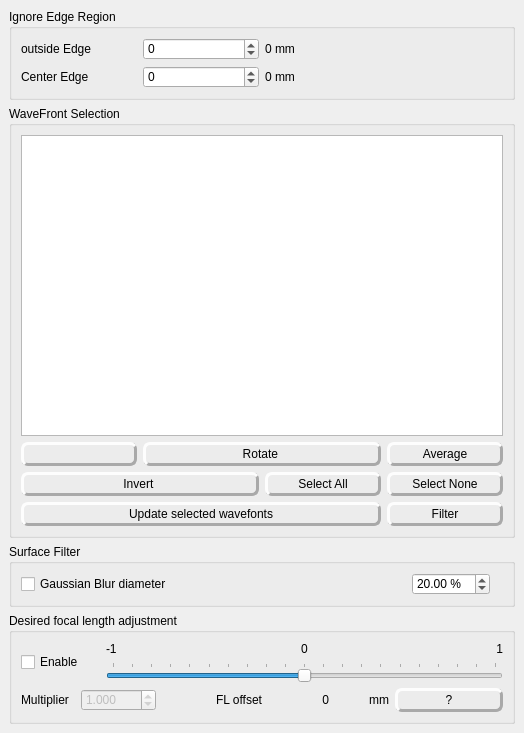
Qt form surfaceanalysistools.ui (githubdoe/DFTFringe) before a commit.
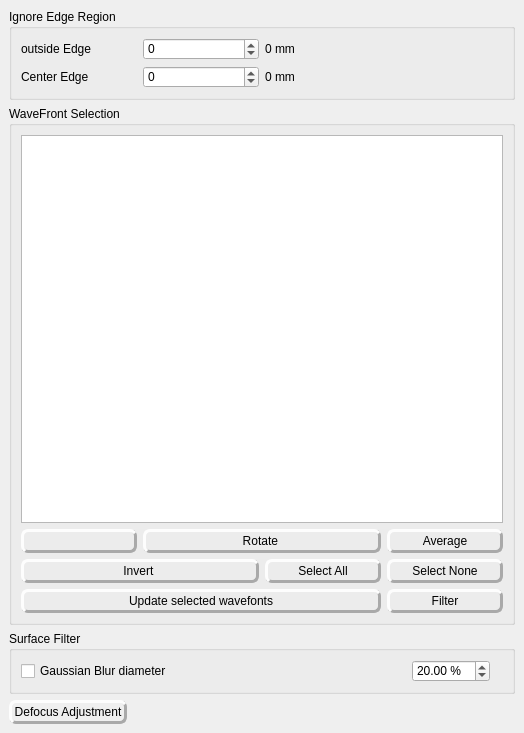
The same form after that commit. Icons and pictures are not drawn.

What changed in the file:
```diff
--- a/surfaceanalysistools.ui
+++ b/surfaceanalysistools.ui
@@ -19,7 +19,7 @@
   <property name="minimumSize">
    <size>
     <width>524</width>
-    <height>400</height>
+    <height>497</height>
    </size>
   </property>
   <property name="windowTitle">
@@ -321,185 +321,28 @@
      </widget>
     </item>
     <item>
-     <widget class="QGroupBox" name="groupBox_5">
-      <property name="sizePolicy">
-       <sizepolicy hsizetype="Ignored" vsizetype="Preferred">
-        <horstretch>0</horstretch>
-        <verstretch>0</verstretch>
-       </sizepolicy>
-      </property>
-      <property name="toolTip">
-       <string>&lt;html&gt;&lt;head/&gt;&lt;body&gt;&lt;p&gt;Used by mirror makers to simulate what a small difference in focal length will do to the error.  Make sure Zernike term for defocus is not checked before using this.&lt;/p&gt;&lt;/body&gt;&lt;/html&gt;</string>
-      </property>
-      <property name="title">
-       <string>Desired focal length adjustment</string>
-      </property>
-      <layout class="QVBoxLayout" name="verticalLayout_4">
-       <item>
-        <layout class="QHBoxLayout" name="horizontalLayout_7" stretch="1,5">
-         <item>
-          <widget class="QCheckBox" name="checkBox">
-           <property name="toolTip">
-            <string>Add manual defocus value to the calculated defocus value.</string>
-           </property>
-           <property name="text">
-            <string>Enable</string>
-           </property>
-          </widget>
-         </item>
-         <item>
-          <layout class="QVBoxLayout" name="verticalLayout_3">
-           <item>
-            <layout class="QHBoxLayout" name="horizontalLayout_6">
-             <item>
-              <widget class="QLabel" name="label_3">
-               <property name="text">
-                <string>-1</string>
-               </property>
-               <property name="alignment">
-                <set>Qt::AlignBottom|Qt::AlignLeading|Qt::AlignLeft</set>
-               </property>
-              </widget>
-             </item>
-             <item>
-              <widget class="QLabel" name="label_5">
-               <property name="text">
-                <string>0</string>
-               </property>
-               <property name="alignment">
-                <set>Qt::AlignBottom|Qt::AlignHCenter</set>
-               </property>
-              </widget>
-             </item>
-             <item>
-              <widget class="QLabel" name="label_6">
-               <property name="text">
-                <string>1</string>
-               </property>
-               <property name="alignment">
-                <set>Qt::AlignBottom|Qt::AlignRight|Qt::AlignTrailing</set>
-               </property>
-              </widget>
-             </item>
-            </layout>
-           </item>
-           <item>
-            <widget class="QSlider" name="rocPercent">
-             <property name="sizePolicy">
-              <sizepolicy hsizetype="Ignored" vsizetype="Fixed">
-               <horstretch>0</horstretch>
-               <verstretch>0</verstretch>
-              </sizepolicy>
-             </property>
-             <property name="minimum">
-              <number>-100</number>
-             </property>
-             <property name="maximum">
-              <number>100</number>
-             </property>
-             <property name="orientation">
-              <enum>Qt::Horizontal</enum>
-             </property>
-             <property name="tickPosition">
-              <enum>QSlider::TicksAbove</enum>
-             </property>
-             <property name="tickInterval">
-              <number>10</number>
-             </property>
-            </widget>
-           </item>
-          </layout>
-         </item>
-        </layout>
-       </item>
-       <item>
-        <layout class="QHBoxLayout" name="horizontalLayout_8" stretch="1,1,1,1,1,1,2">
-         <item>
-          <widget class="QLabel" name="label_7">
-           <property name="text">
-            <string>Multiplier</string>
-           </property>
-          </widget>
-         </item>
-         <item>
-          <widget class="QDoubleSpinBox" name="multiplierwaves">
-           <property name="enabled">
-            <bool>false</bool>
-           </property>
-           <property name="decimals">
-            <number>3</number>
-           </property>
-           <property name="minimum">
-            <double>-100.000000000000000</double>
-           </property>
-           <property name="maximum">
-            <double>100.000000000000000</double>
-           </property>
-           <property name="singleStep">
-            <double>0.100000000000000</double>
-           </property>
-           <property name="value">
-            <double>1.000000000000000</double>
-           </property>
-          </widget>
-         </item>
-         <item>
-          <spacer name="horizontalSpacer">
-           <property name="orientation">
-            <enum>Qt::Horizontal</enum>
-           </property>
-           <property name="sizeHint" stdset="0">
-            <size>
-             <width>40</width>
-             <height>20</height>
-            </size>
-           </property>
-          </spacer>
-         </item>
-         <item>
-          <widget class="QLabel" name="label_8">
-           <property name="text">
-            <string>FL offset</string>
-           </property>
-          </widget>
-         </item>
-         <item>
-          <widget class="QLabel" name="defocusNm">
-           <property name="toolTip">
-            <string>Defocus in mm</string>
-           </property>
-           <property name="text">
-            <string>0</string>
-           </property>
-           <property name="alignment">
-            <set>Qt::AlignRight|Qt::AlignTrailing|Qt::AlignVCenter</set>
-           </property>
-          </widget>
-         </item>
-         <item>
-          <widget class="QLabel" name="label_4">
-           <property name="toolTip">
-            <string>&lt;html&gt;&lt;head/&gt;&lt;body&gt;&lt;p&gt;defocus in mm &lt;span style=&quot; color:#008000;&quot;&gt;From&lt;/span&gt;&lt;span style=&quot; color:#c0c0c0;&quot;/&gt;&lt;span style=&quot; color:#008000;&quot;&gt;Suiter&lt;/span&gt;&lt;span style=&quot; color:#c0c0c0;&quot;/&gt;&lt;span style=&quot; color:#008000;&quot;&gt;appendix&lt;/span&gt;&lt;span style=&quot; color:#c0c0c0;&quot;/&gt;&lt;span style=&quot; color:#008000;&quot;&gt;E&lt;/span&gt;&lt;span style=&quot; color:#c0c0c0;&quot;/&gt;&lt;span style=&quot; color:#008000;&quot;&gt;mm&lt;/span&gt;&lt;span style=&quot; color:#c0c0c0;&quot;/&gt;&lt;span style=&quot; color:#008000;&quot;&gt;=&lt;/span&gt;&lt;span style=&quot; color:#c0c0c0;&quot;/&gt;&lt;span style=&quot; color:#008000;&quot;&gt;F^2&lt;/span&gt;&lt;span style=&quot; color:#c0c0c0;&quot;/&gt;&lt;span style=&quot; color:#008000;&quot;&gt;*&lt;/span&gt;&lt;span style=&quot; color:#c0c0c0;&quot;/&gt;&lt;span style=&quot; color:#008000;&quot;&gt;8&lt;/span&gt;&lt;span style=&quot; color:#c0c0c0;&quot;/&gt;&lt;span style=&quot; color:#008000;&quot;&gt;*&lt;/span&gt;&lt;span style=&quot; color:#c0c0c0;&quot;/&gt;&lt;span style=&quot; color:#008000;&quot;&gt;waves&lt;/span&gt;&lt;span style=&quot; color:#c0c0c0;&quot;/&gt;&lt;span style=&quot; color:#008000;&quot;&gt;*&lt;/span&gt;&lt;span style=&quot; color:#c0c0c0;&quot;/&gt;&lt;span style=&quot; color:#008000;&quot;&gt;wavelength&lt;/span&gt;&lt;/p&gt;&lt;/body&gt;&lt;/html&gt;</string>
-           </property>
-           <property name="text">
-            <string>mm</string>
-           </property>
-           <property name="alignment">
-            <set>Qt::AlignRight|Qt::AlignTrailing|Qt::AlignVCenter</set>
-           </property>
-          </widget>
-         </item>
-         <item>
-          <widget class="QPushButton" name="rocHelp">
-           <property name="text">
-            <string>  ?  </string>
-           </property>
-          </widget>
-         </item>
-        </layout>
-       </item>
-      </layout>
-     </widget>
+     <layout class="QHBoxLayout" name="horizontalLayout_6">
+      <item>
+       <widget class="QPushButton" name="defocus">
+        <property name="text">
+         <string>Defocus Adjustment</string>
+        </property>
+       </widget>
+      </item>
+      <item>
+       <spacer name="horizontalSpacer">
+        <property name="orientation">
+         <enum>Qt::Horizontal</enum>
+        </property>
+        <property name="sizeHint" stdset="0">
+         <size>
+          <width>40</width>
+          <height>20</height>
+         </size>
+        </property>
+       </spacer>
+      </item>
+     </layout>
     </item>
    </layout>
   </widget>
```
